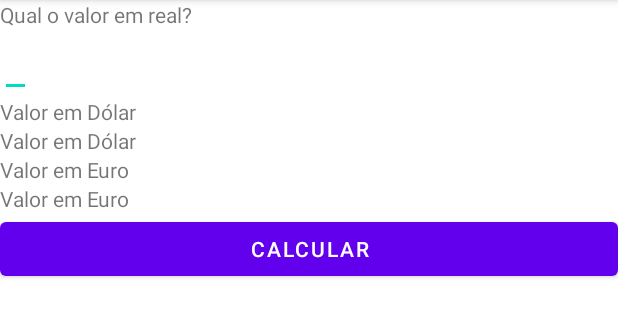
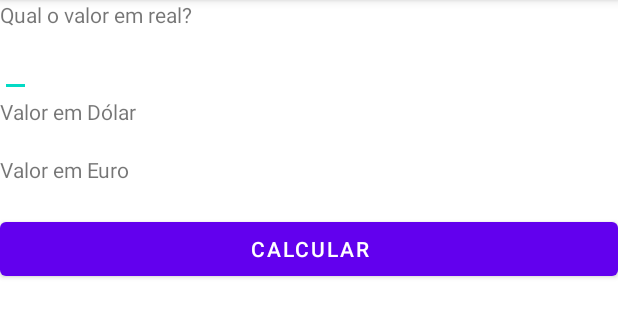
Before and after one commit to warleym/coversordemoedas, an Android app: the screen it shows after launch (MainActivity), on a phone screen of 412 x 824 dp, the part 84-420 px from its top. Run offline under Robolectric (Android 15) with nearby library versions, the phone set to English and light mode, and no system bars.

Commit message:
Código do botão Calculcar

```diff
--- a/app/src/main/java/br/com/progiv/conversormoedas/MainActivity.java
+++ b/app/src/main/java/br/com/progiv/conversormoedas/MainActivity.java
@@ -4,14 +4,15 @@ import androidx.appcompat.app.AppCompatActivity;
 import androidx.recyclerview.widget.RecyclerView;
 
 import android.os.Bundle;
+import android.view.View;
 import android.widget.Button;
 import android.widget.EditText;
 import android.widget.TextView;
+import android.widget.Toast;
 
-public class MainActivity extends AppCompatActivity {
+public class MainActivity extends AppCompatActivity  implements View.OnClickListener {
 
     private ViewHolder mViewHolder = new ViewHolder();
-
 
     @Override
     protected void onCreate(Bundle savedInstanceState) {
@@ -23,7 +24,31 @@ public class MainActivity extends AppCompatActivity {
         this.mViewHolder.textEuro = findViewById(R.id.text_euro);
         this.mViewHolder.ButtonCalculate = findViewById(R.id.button_calculate);
 
+        this.mViewHolder.ButtonCalculate.setOnClickListener(this);
 
+        this.clearValues();
+    }
+
+    @Override
+    public void onClick(View v){
+        if (v.getId() == R.id.button_calculate){
+            String value = this.mViewHolder.editValue.getText().toString();
+            if ("".equals(value)){
+                //Mostra Mensagem pro usuário
+                Toast.makeText(this, this.getString(R.string.informe_valor), Toast.LENGTH_LONG).show();
+
+            }else {
+                Double real = Double.valueOf(value);
+                this.mViewHolder.textDolar.setText(String.format("%.2f",(real / 4)));
+                this.mViewHolder.textEuro.setText(String.format("%.2f",(real / 5)));
+            }
+        }
+
+    }
+
+    private void clearValues() {
+        this.mViewHolder.textDolar.setText("");
+        this.mViewHolder.textEuro.setText("");
     }
 
     private static class ViewHolder {
--- a/app/src/main/res/values/strings.xml
+++ b/app/src/main/res/values/strings.xml
@@ -4,4 +4,5 @@
     <string name="valor_em_dolar">Valor em Dólar</string>
     <string name="valor_em_euro">Valor em Euro</string>
     <string name="calcular">Calcular</string>
+    <string name="informe_valor">Informe um Valor!</string>
 </resources>
```
